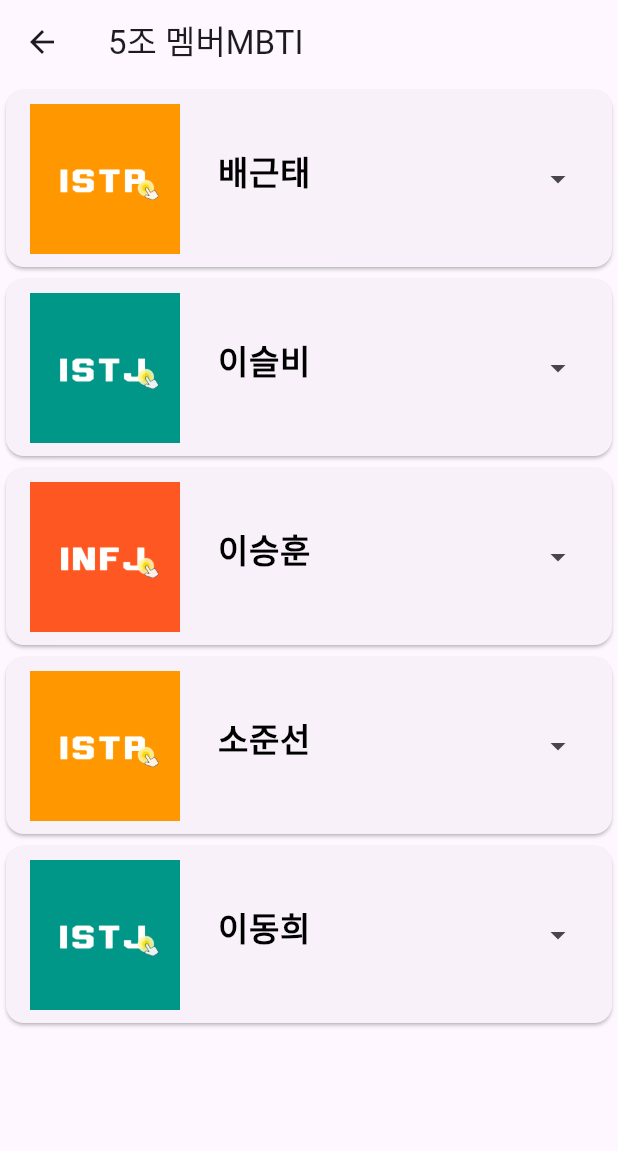
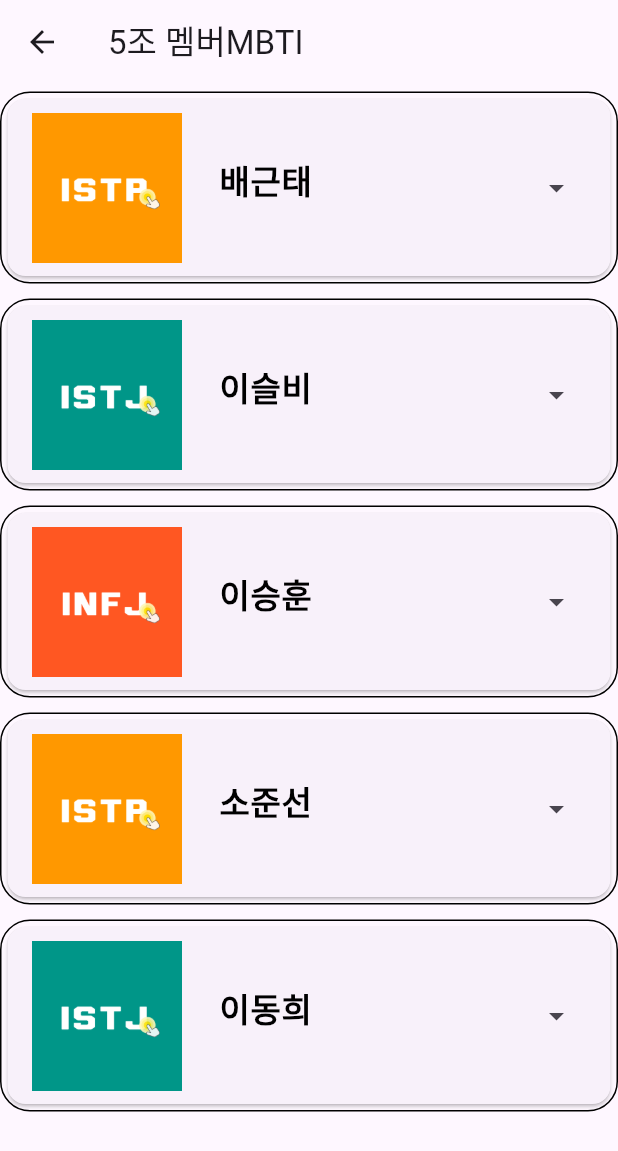
Before and after one commit to Seulbi-Lee-project/I5_teamIntroduce, a Flutter app: the screen it shows after launch, after a tap on "팀 MBTI", on a phone screen of 412 x 824 dp. Shown: the top 1151 px of the screen. Run offline on Flutter 3.47's test engine with Material 2 defaults, Android fonts, the phone set to English and light mode, and no system bars; our stand-ins replace shared_preferences.

Commit message:
padding margin text border

```diff
--- a/lib/main.dart
+++ b/lib/main.dart
@@ -3,7 +3,6 @@ import 'package:provider/provider.dart';
 import 'member_home.dart';
 import 'package:shared_preferences/shared_preferences.dart';
 import 'member_service.dart';
-import 'team_service.dart';
 
 late SharedPreferences prefs;
 void main() async {
@@ -13,7 +12,6 @@ void main() async {
     MultiProvider(
       providers: [
         ChangeNotifierProvider(create: (context) => MemberService()),
-        ChangeNotifierProvider(create: (context) => TeamService()),
       ],
       child: const MyApp(),
     ),
@@ -27,6 +25,7 @@ class MyApp extends StatelessWidget {
   @override
   Widget build(BuildContext context) {
     return MaterialApp(
+      debugShowCheckedModeBanner: false,
       title: 'Flutter Demo',
       theme: ThemeData(
         colorScheme: ColorScheme.fromSeed(seedColor: Colors.deepPurple),
--- a/lib/team_mbti.dart
+++ b/lib/team_mbti.dart
@@ -26,15 +26,8 @@ class MbtiMain extends StatefulWidget {
 }
 
 class _MbtiMainState extends State<MbtiMain> {
-  var ImageList = [
-    "image/ISTP.png",
-    "image/ISTJ.png",
-    "image/INFJ.png",
-    "image/ISTP.png",
-    "image/ISTJ.png"
-  ];
+  bool _customTileExpanded = false;
 
-  bool _customTileExpanded = false;
   @override
   Widget build(BuildContext context) {
     Map<String, dynamic> mbtiList = {
@@ -76,20 +69,38 @@ class _MbtiMainState extends State<MbtiMain> {
 
     return Consumer<MemberService>(builder: (context, memberService, child) {
       List<Member> memberList = memberService.memberList;
+
       return ListView.builder(
         itemCount: memberList.length,
         itemBuilder: (context, index) {
-          return Card(
+          return Container(
+            margin: EdgeInsets.only(top: 5, bottom: 5),
+            decoration: BoxDecoration(
+              border: Border.all(color: Colors.black),
+              borderRadius: BorderRadius.all(
+                Radius.circular(20),
+              ),
+            ),
+            child: Card(
               child: ExpansionTile(
+                shape: Border.all(color: Colors.transparent),
                 trailing: Icon(
                   _customTileExpanded
-                    ? Icons.arrow_drop_down_circle
+                      ? Icons.arrow_drop_up_rounded
                       : Icons.arrow_drop_down,
                 ),
                 children: <Widget>[
                   ListTile(
-                    title:
-                        Text("mbti 특징: ${mbtiList[memberList[index].mbti]}")),
+                    title: Center(child: Text("mbti 특징")),
+                    titleTextStyle: TextStyle(
+                      fontWeight: FontWeight.bold,
+                      color: Colors.black,
+                    ),
+                  ),
+                  Padding(
+                    padding: const EdgeInsets.fromLTRB(0, 0, 0, 10),
+                    child: Text("<${mbtiList[memberList[index].mbti]}>"),
+                  ),
                 ],
                 onExpansionChanged: (bool expanded) {
                   setState(() {
@@ -121,8 +132,9 @@ class _MbtiMainState extends State<MbtiMain> {
                           height: 10,
                         ),
                       ]),
-                  )
+                    ),
                   ],
+                ),
               ),
             ),
           );
```
Lines whose indentation alone changed are shown as unchanged.
